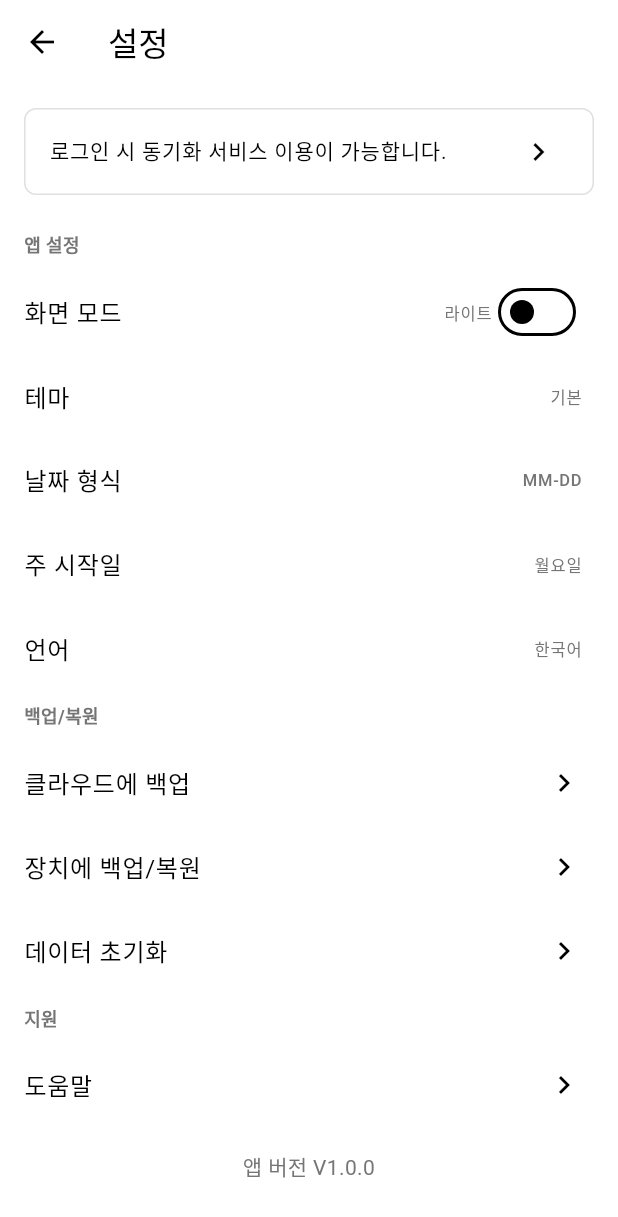
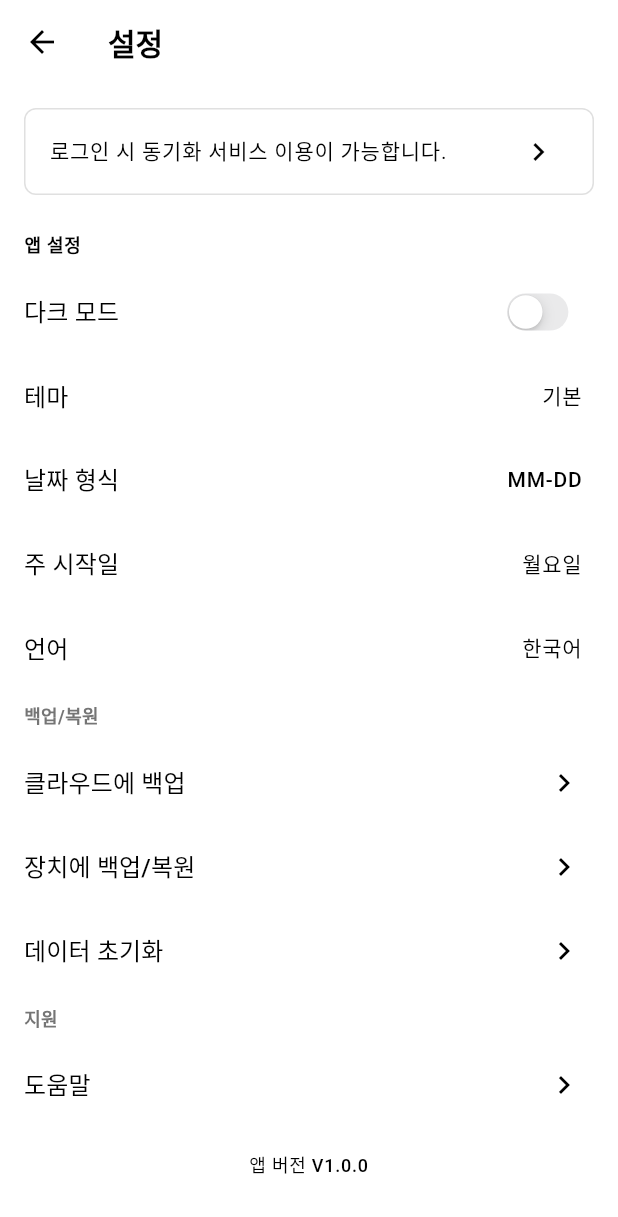
Before and after one commit to GOODJINC/Handa-Task, a Flutter app: the screen it shows after launch, scrolled down 142 dp, after a tap on the "account circle" icon, on a phone screen of 412 x 824 dp. Shown: the top 1217 px of the screen. Run offline on Flutter 3.47's test engine with Material 3 defaults, Android fonts, the phone set to English and light mode, and no system bars; our stand-ins replace cloud_firestore, csv, file_picker, firebase_auth, firebase_core, google_sign_in and 3 more; accounts and stored records are empty.

Commit message:
Develop ThemeColor UI

```diff
--- a/lib/pages/settings.dart
+++ b/lib/pages/settings.dart
@@ -1,4 +1,5 @@
 import 'package:flutter/material.dart';
+import 'package:flutter/cupertino.dart';
 import 'package:google_sign_in/google_sign_in.dart';
 import 'package:firebase_auth/firebase_auth.dart';
 import 'package:shared_preferences/shared_preferences.dart';
@@ -7,6 +8,7 @@ import 'package:handa/database/database_helper.dart';
 import 'package:handa/pages/subpages/backup_restore.dart';
 import 'package:provider/provider.dart';
 import 'package:handa/theme/theme_provider.dart';
+import 'package:url_launcher/url_launcher.dart';
 
 class SettingsPage extends StatefulWidget {
   // StatefulWidget으로 변경
@@ -158,19 +160,25 @@ class _SettingsPageState extends State<SettingsPage> {
                             Expanded(
                               child: Text(
                                 '마지막 동기화: ${DateFormat('yyyy-MM-dd HH:mm').format(DateTime.now())}',
-                                style: TextStyle(color: Colors.grey),
+                                style: Theme.of(context).textTheme.labelSmall,
                               ),
                             ),
-                            ElevatedButton(
+                            ElevatedButton.icon(
                               onPressed: () {
                                 // 동기화 기능 구현
                               },
+                              icon: Icon(Icons.sync),
                               style: ElevatedButton.styleFrom(
+                                shape: RoundedRectangleBorder(
+                                  borderRadius: BorderRadius.circular(20),
+                                ),
+                                fixedSize: Size(100, 20),
                                 backgroundColor: Colors.grey[200],
                                 elevation: 0,
                               ),
-                              child: Text('동기화',
-                                  style: TextStyle(color: Colors.black87)),
+                              label: Text('동기화',
+                                  style: TextStyle(
+                                      fontSize: 14, color: Colors.black87)),
                             ),
                           ],
                         ),
@@ -188,14 +196,14 @@ class _SettingsPageState extends State<SettingsPage> {
           // 앱 설정 섹션
           Padding(
             padding: const EdgeInsets.symmetric(horizontal: 16, vertical: 8),
-            child: Text('앱 설정',
-                style: TextStyle(
-                  fontSize: 12,
-                  color: Colors.grey[600],
+            child: Text(
+              '앱 설정',
+              style: Theme.of(context).textTheme.labelSmall?.copyWith(
                     fontWeight: FontWeight.w600,
-                )),
                   ),
-          _buildSettingItem('화면 모드', '라이트'),
+            ),
+          ),
+          _buildSettingItem('다크 모드', ''),
           _buildSettingItem('테마', '기본'),
           _buildSettingItem('날짜 형식', 'MM-DD'),
           _buildSettingItem('주 시작일', '월요일'),
@@ -232,7 +240,7 @@ class _SettingsPageState extends State<SettingsPage> {
             padding: const EdgeInsets.all(16),
             child: Text(
               '앱 버전 V1.0.0',
-              style: TextStyle(color: Colors.grey[600]),
+              style: Theme.of(context).textTheme.labelSmall,
               textAlign: TextAlign.center,
             ),
           ),
@@ -243,29 +251,30 @@ class _SettingsPageState extends State<SettingsPage> {
 
   Widget _buildSettingItem(String title, String value) {
     return ListTile(
-      title: Text(title),
-      trailing: title == '화면 모드'
+      title: Text(
+        title,
+        style: Theme.of(context).textTheme.labelLarge,
+      ),
+      trailing: title == '다크 모드'
           ? Consumer<ThemeProvider>(
               builder: (context, themeProvider, child) {
-                return Row(
-                  mainAxisSize: MainAxisSize.min,
-                  children: [
-                    Text(
-                      themeProvider.isDarkMode ? '다크' : '라이트',
-                      style: TextStyle(color: Colors.grey[600]),
-                    ),
-                    Switch(
+                return Transform.scale(
+                  scale: 0.8,
+                  child: CupertinoSwitch(
+                    activeTrackColor: Theme.of(context).primaryColor,
                     value: themeProvider.isDarkMode,
                     onChanged: (bool value) {
                       themeProvider.toggleTheme();
                     },
                   ),
-                  ],
                 );
               },
             )
-          : Text(value, style: TextStyle(color: Colors.grey[600])),
-      onTap: title == '화면 모드'
+          : Text(
+              value,
+              style: Theme.of(context).textTheme.labelMedium,
+            ),
+      onTap: title == '다크 모드'
           ? () {
               final themeProvider = Provider.of<ThemeProvider>(
                 context,
@@ -279,19 +288,49 @@ class _SettingsPageState extends State<SettingsPage> {
 
   Widget _buildSettingItemWithArrow(String title) {
     return ListTile(
-      title: Text(title),
+      title: Text(
+        title,
+        style: Theme.of(context).textTheme.labelLarge,
+      ),
       trailing: const Icon(Icons.chevron_right),
       onTap: () async {
-        if (title == '데이터 초기화') {
+        if (title == '도움말') {
+          final Uri url = Uri.parse('https://handatask.com');
+          try {
+            if (await canLaunchUrl(url)) {
+              await launchUrl(url, mode: LaunchMode.externalApplication);
+            } else {
+              if (context.mounted) {
+                ScaffoldMessenger.of(context).showSnackBar(
+                  SnackBar(content: Text('웹사이트를 열 수 없습니다.')),
+                );
+              }
+            }
+          } catch (e) {
+            if (context.mounted) {
+              ScaffoldMessenger.of(context).showSnackBar(
+                SnackBar(content: Text('오류가 발생했습니다: $e')),
+              );
+            }
+          }
+        } else if (title == '데이터 초기화') {
           // 경고 다이얼로그 표시
           bool shouldDelete = await showDialog(
                 context: context,
                 builder: (BuildContext context) {
                   return AlertDialog(
-                    title: Text('데이터 초기화'),
+                    shape: RoundedRectangleBorder(
+                      borderRadius: BorderRadius.circular(20.0), // 둥근 모서리
+                      side: BorderSide(
+                        color: Colors.white, // 외곽선 색상
+                        width: 1, // 외곽선 두께
+                      ),
+                    ),
+                    title: Text('데이터 초기화',
+                        style: Theme.of(context).textTheme.titleLarge),
                     content: Text(
                       '모든 할 일 데이터가 영구적으로 삭제됩니다.\n계속하시겠습니까?',
-                      style: TextStyle(fontSize: 16),
+                      style: Theme.of(context).textTheme.labelLarge,
                     ),
                     actions: [
                       TextButton(
--- a/lib/pages/todos.dart
+++ b/lib/pages/todos.dart
@@ -5,6 +5,7 @@ import 'package:intl/intl.dart';
 import 'package:handa/database/database_helper.dart';
 import 'package:handa/models/todo.dart';
 import 'package:handa/pages/search.dart';
+import 'package:handa/theme/theme_provider.dart';
 
 class Todos extends StatefulWidget {
   const Todos({super.key});
@@ -27,6 +28,20 @@ class _TodosState extends State<Todos> {
     super.initState();
     _selectedDay = DateTime.now();
     _loadTodos();
+
+    // 페이지가 처음 생성될 때 포커스 해제
+    WidgetsBinding.instance.addPostFrameCallback((_) {
+      FocusScope.of(context).unfocus();
+    });
+  }
+
+  @override
+  void didChangeDependencies() {
+    super.didChangeDependencies();
+    // 페이지로 돌아올 때마다 포커스 해제
+    WidgetsBinding.instance.addPostFrameCallback((_) {
+      FocusScope.of(context).unfocus();
+    });
   }
 
   @override
@@ -262,7 +277,7 @@ class _TodosState extends State<Todos> {
 
     // 뒤로가기 경고 메시지 표시
     Future<bool> _showExitWarning(BuildContext context) async {
-      // 키보드가 열�있으면 닫기
+      // 키보드가 열려있으면 닫기
       FocusScope.of(context).unfocus();
 
       if (!hasChanges || !isFirstWarning) return true;
@@ -320,7 +335,7 @@ class _TodosState extends State<Todos> {
                     builder: (context, scrollController) {
                       return Container(
                         decoration: BoxDecoration(
-                          color: Colors.white,
+                          color: Theme.of(context).scaffoldBackgroundColor,
                           borderRadius:
                               BorderRadius.vertical(top: Radius.circular(16)),
                         ),
@@ -367,12 +382,15 @@ class _TodosState extends State<Todos> {
                                           Icon(Icons.schedule),
                                           SizedBox(width: 10),
                                           Text(
-                                            DateFormat('yyyy-MM-dd')
-                                                .format(selectedDate),
-                                            style: TextStyle(
+                                              DateFormat('yyyy-MM-dd')
+                                                  .format(selectedDate),
+                                              style: TextStyle(
+                                                color: Theme.of(context)
+                                                    .textTheme
+                                                    .bodyLarge
+                                                    ?.color,
                                                 fontSize: 20,
-                                                fontWeight: FontWeight.w600),
-                                          ),
+                                              )),
                                         ],
                                       ),
                                     if (isEditMode)
@@ -434,12 +452,22 @@ class _TodosState extends State<Todos> {
                                                 decoration: InputDecoration(
                                                   border: InputBorder.none,
                                                 ),
-                                                style: TextStyle(fontSize: 18),
+                                                style: TextStyle(
+                                                  color: Theme.of(context)
+                                                      .textTheme
+                                                      .bodyLarge
+                                                      ?.color,
+                                                  fontSize: 20,
+                                                ),
                                               )
-                                            : Text(
-                                                todo.title,
-                                                style: TextStyle(fontSize: 18),
-                                              ),
+                                            : Text(todo.title,
+                                                style: TextStyle(
+                                                  color: Theme.of(context)
+                                                      .textTheme
+                                                      .bodyLarge
+                                                      ?.color,
+                                                  fontSize: 20,
+                                                )),
                                       ),
                                     ],
                                   ),
@@ -479,11 +507,14 @@ class _TodosState extends State<Todos> {
                                                           vertical: 2),
                                                 ),
                                                 maxLines: 5,
-                                                style: TextStyle(fontSize: 16),
-                                              )
+                                                style: Theme.of(context)
+                                                    .textTheme
+                                                    .bodyMedium)
                                             : Text(
                                                 todo.description,
-                                                style: TextStyle(fontSize: 16),
+                                                style: Theme.of(context)
+                                                    .textTheme
+                                                    .bodyMedium,
                                               ),
                                       ),
                                     ],
@@ -540,7 +571,7 @@ class _TodosState extends State<Todos> {
             ),
             child: Text(
               _getYearToDisplay(),
-              style: TextStyle(fontSize: 24),
+              style: Theme.of(context).textTheme.titleLarge,
             ),
           ),
           actions: [
@@ -612,7 +643,7 @@ class _TodosState extends State<Todos> {
                   final controller = _getControllerForDay(day);
 
                   return Card(
-                    color: Colors.white,
+                    color: Theme.of(context).scaffoldBackgroundColor,
                     elevation: 0,
                     margin: const EdgeInsets.fromLTRB(12, 4, 12, 16),
                     child: Padding(
@@ -641,7 +672,7 @@ class _TodosState extends State<Todos> {
                           ),
                           Divider(
                             thickness: 2,
-                            color: Colors.black,
+                            color: Theme.of(context).hintColor,
                           ),
                           todos.isEmpty
                               ? Container()
@@ -734,7 +765,7 @@ class _TodosState extends State<Todos> {
                                               BorderSide(color: Colors.grey)),
                                       contentPadding:
                                           EdgeInsets.symmetric(vertical: 4)),
-                                  style: TextStyle(fontSize: 14),
+                                  style: Theme.of(context).textTheme.bodyMedium,
                                   onSubmitted: (value) async {
                                     if (value.trim().isNotEmpty) {
                                       await _addTodoForDay(
--- a/lib/theme/theme_provider.dart
+++ b/lib/theme/theme_provider.dart
@@ -30,6 +30,7 @@ class ThemeProvider with ChangeNotifier {
     brightness: Brightness.light,
     primaryColor: Colors.blue,
     scaffoldBackgroundColor: Colors.white,
+    hintColor: Colors.black,
     appBarTheme: AppBarTheme(
       backgroundColor: Colors.white,
       foregroundColor: Colors.black,
@@ -39,12 +40,44 @@ class ThemeProvider with ChangeNotifier {
       primary: Colors.blue,
       secondary: Colors.blueAccent,
     ),
+    textTheme: TextTheme(
+      titleLarge: TextStyle(
+        // 날짜와 요일 텍스트용
+        fontSize: 20,
+        fontWeight: FontWeight.bold,
+        color: Colors.black,
+      ),
+      bodyLarge: TextStyle(
+        // 할 일 제목용
+        fontSize: 18,
+        color: Colors.white,
+      ),
+      bodyMedium: TextStyle(
+        // 일반 텍스트용
+        fontSize: 16,
+        color: Colors.white,
+      ),
+      labelLarge: TextStyle(
+        fontSize: 16,
+        fontWeight: FontWeight.w500,
+        color: Colors.black,
+      ),
+      labelMedium: TextStyle(
+        fontSize: 14,
+        color: Colors.black,
+      ),
+      labelSmall: TextStyle(
+        fontSize: 12,
+        color: Colors.black,
+      ),
+    ),
   );
 
   static final _darkTheme = ThemeData(
     brightness: Brightness.dark,
     primaryColor: Colors.blue,
     scaffoldBackgroundColor: Colors.grey[900],
+    hintColor: Colors.white,
     appBarTheme: AppBarTheme(
       backgroundColor: Colors.grey[900],
       foregroundColor: Colors.white,
@@ -54,5 +87,36 @@ class ThemeProvider with ChangeNotifier {
       primary: Colors.blue,
       secondary: Colors.blueAccent,
     ),
+    textTheme: TextTheme(
+      titleLarge: TextStyle(
+        // 날짜와 요일 텍스트용
+        fontSize: 20,
+        fontWeight: FontWeight.bold,
+        color: Colors.white,
+      ),
+      bodyLarge: TextStyle(
+        // 할 일 제목용
+        fontSize: 18,
+        color: Colors.black,
+      ),
+      bodyMedium: TextStyle(
+        // 일반 텍스트용
+        fontSize: 16,
+        color: Colors.black,
+      ),
+      labelLarge: TextStyle(
+        fontSize: 16,
+        fontWeight: FontWeight.w500,
+        color: Colors.white,
+      ),
+      labelMedium: TextStyle(
+        fontSize: 14,
+        color: Colors.white,
+      ),
+      labelSmall: TextStyle(
+        fontSize: 12,
+        color: Colors.white,
+      ),
+    ),
   );
 }
```
Also changed, not shown: pubspec.yaml (+12 -18 lines), pubspec.lock, 7 other files. Lines whose indentation alone changed are shown as unchanged.
